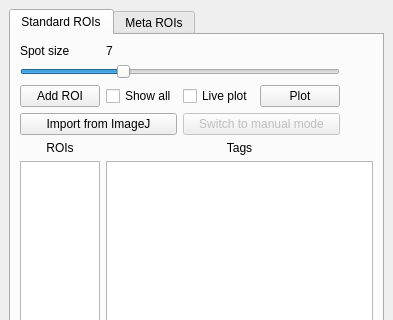
Before: the Qt Designer form mesmerize/viewer/modules/ui_files/roi_manager_pytemplate.ui in kushalkolar/MESmerize, drawn with Qt 5; both pictures show x 0 to 393 and y 0 to 320 of the 393 by 536 pixel window.
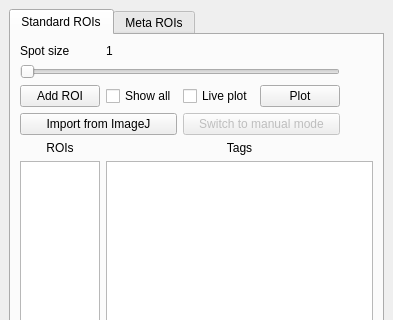
After: the same form once the commit is applied. Custom widgets are drawn as their Qt base class.

Patch:
```diff
--- a/mesmerize/viewer/modules/ui_files/roi_manager_pytemplate.ui
+++ b/mesmerize/viewer/modules/ui_files/roi_manager_pytemplate.ui
@@ -181,7 +181,7 @@
         <item row="0" column="1">
          <widget class="QLabel" name="label_4">
           <property name="text">
-           <string>7</string>
+           <string>1</string>
           </property>
          </widget>
         </item>
@@ -197,7 +197,7 @@
            <number>1</number>
           </property>
           <property name="value">
-           <number>7</number>
+           <number>1</number>
           </property>
           <property name="orientation">
            <enum>Qt::Horizontal</enum>
```
